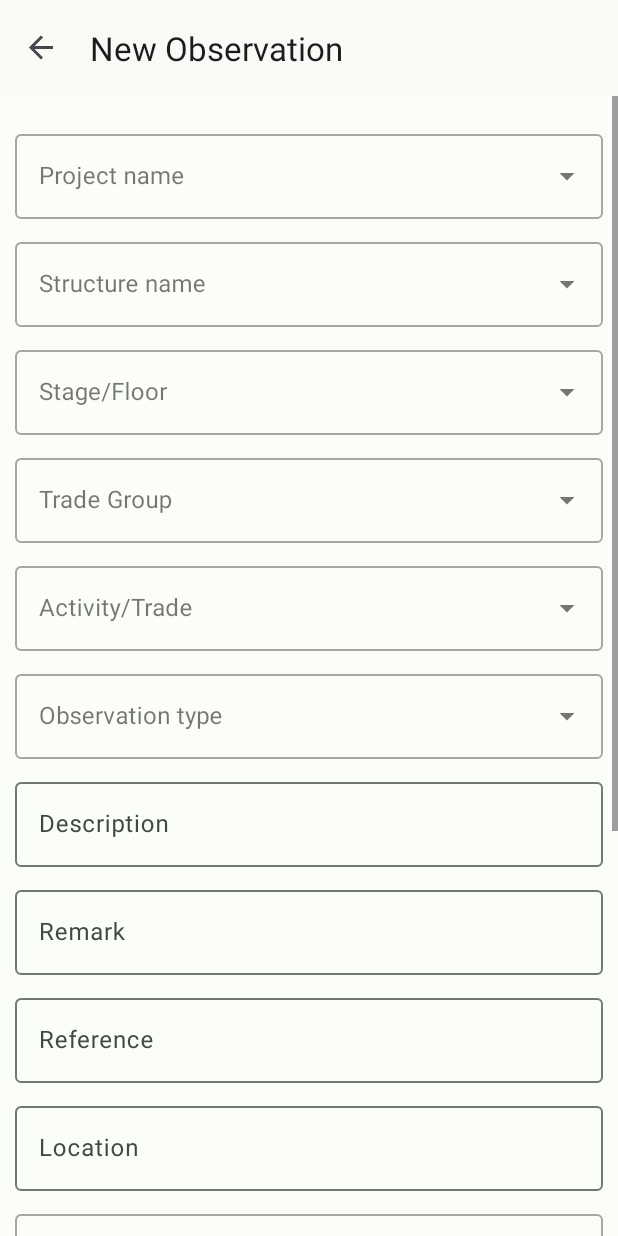
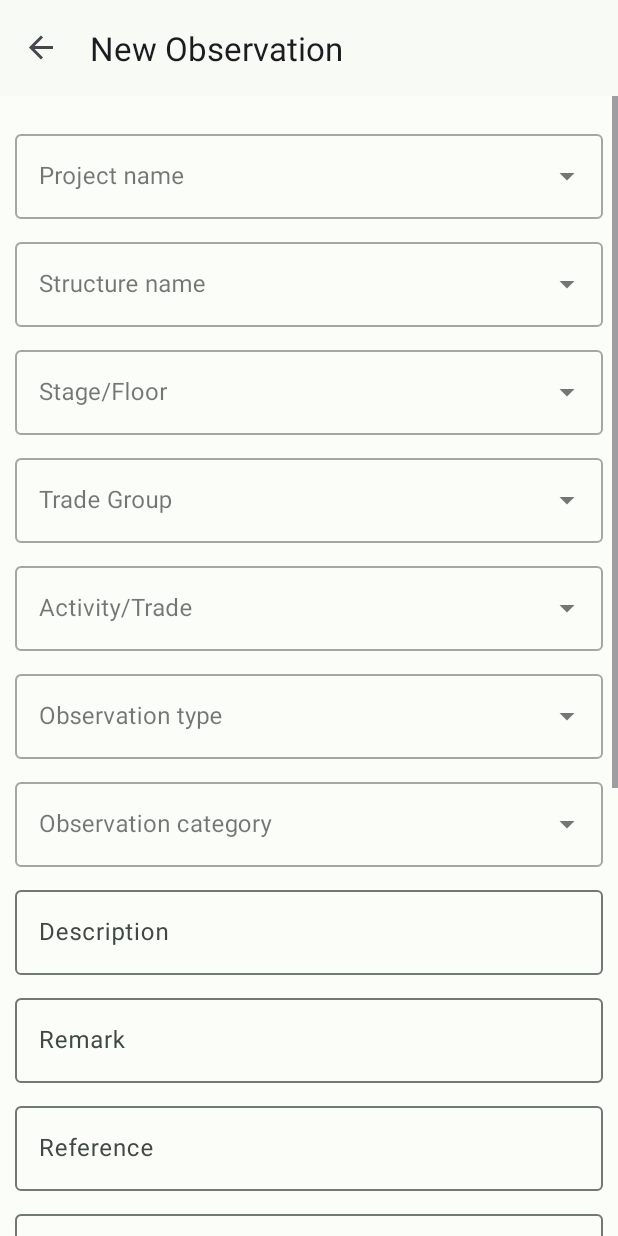
Before and after one commit to mordepramod/cqra_observation, an Android app: the ObservationFragment screen opened through its navigation route, on a phone screen of 412 x 824 dp. Run offline under Robolectric (Android 15) with nearby library versions, the phone set to English and light mode, and no system bars; our stand-ins replace Dagger/Hilt's generated code, navigation-ui; Roboto replaces fonts that are not available here.

Commit message:
Observation category was missing from observation form format change for observation form from api side

```diff
--- a/app/src/main/java/com/example/observationapp/dashboard/presentationlayer/ui/fragment/ObservationFragment.kt
+++ b/app/src/main/java/com/example/observationapp/dashboard/presentationlayer/ui/fragment/ObservationFragment.kt
@@ -18,6 +18,7 @@ import com.example.observationapp.dashboard.domainlayer.ObservationViewModel
 import com.example.observationapp.databinding.FragmentObservationBinding
 import com.example.observationapp.models.Accountable
 import com.example.observationapp.models.AllocatedToModel
+import com.example.observationapp.models.ObservationCategory
 import com.example.observationapp.models.ObservationSeverity
 import com.example.observationapp.models.ObservationType
 import com.example.observationapp.models.ProjectModelItem
@@ -55,6 +56,7 @@ class ObservationFragment : Fragment() {
     private var tradeGroupModelList = listOf<TradeGroupModel>()
     private var tradeModelList = listOf<TradeModel>()
     private var observationTypeList = listOf<ObservationType>()
+    private var observationCategoryList = listOf<ObservationCategory>()
     private var observationSeverityList = listOf<ObservationSeverity>()
     private var accountableList = listOf<Accountable>()
     private var allocatedToList = listOf<AllocatedToModel>()
@@ -158,6 +160,15 @@ class ObservationFragment : Fragment() {
                     getString(
                         R.string.s_is_empty,
                         getString(R.string.observation_type)
+                    )
+                )
+                return@setOnClickListener
+            }
+            if (viewModel.isValueEmpty(viewModel.observationCategoryId)) {
+                requireContext().showShortToast(
+                    getString(
+                        R.string.s_is_empty,
+                        getString(R.string.observation_category)
                     )
                 )
                 return@setOnClickListener
@@ -374,6 +385,20 @@ class ObservationFragment : Fragment() {
         }
 
         lifecycleScope.launch {
+            viewModel.getObservationCategoryList().observe(viewLifecycleOwner) {
+                it?.let {
+                    observationCategoryList = it
+                    val observationCategoryArrayAdapter = ArrayAdapter(
+                        requireContext(),
+                        androidx.appcompat.R.layout.support_simple_spinner_dropdown_item,
+                        observationCategoryList
+                    )
+                    binding.autoObservationCategoryName.setAdapter(observationCategoryArrayAdapter)
+                }
+            }
+        }
+
+        lifecycleScope.launch {
             viewModel.getObservationSeverityList().observe(viewLifecycleOwner) {
                 it?.let {
                     observationSeverityList = it
@@ -471,6 +496,11 @@ class ObservationFragment : Fragment() {
             Log.d(TAG, "autoObservationTypeName: ${viewModel.observationTypeId}")
         }
 
+        binding.autoObservationCategoryName.setOnItemClickListener { _, _, position, _ ->
+            viewModel.observationCategoryId = observationCategoryList[position].category_id
+            Log.d(TAG, "autoObservationCategoryName: ${viewModel.observationCategoryId}")
+        }
+
         binding.autoObsSeverityName.setOnItemClickListener { _, _, position, _ ->
             viewModel.observationSeverityId = observationSeverityList[position].severity_id
             Log.d(TAG, "autoObsSeverityName: ${viewModel.observationSeverityId}")
--- a/app/src/main/java/com/example/observationapp/models/ObservationCategory.kt
+++ b/app/src/main/java/com/example/observationapp/models/ObservationCategory.kt
@@ -11,6 +11,6 @@ data class ObservationCategory(
     val category_name: String
 ) {
     override fun toString(): String {
-        return "ObservationCategory(category_id='$category_id', category_name='$category_name')"
+        return category_name
     }
 }
--- a/app/src/main/java/com/example/observationapp/observation/observation_history/presentation/ui/FragmentHistory.kt
+++ b/app/src/main/java/com/example/observationapp/observation/observation_history/presentation/ui/FragmentHistory.kt
@@ -98,6 +98,7 @@ class FragmentHistory : Fragment() {
     private fun observeLiveData() {
         viewModel.observationHistory.observe(viewLifecycleOwner) {
             it?.let {
+                hideProgress()
                 viewModel.putObservationHistoryApiCalled(it)
             }
         }
--- a/app/src/main/java/com/example/observationapp/repository/database/ObservationListDBRepository.kt
+++ b/app/src/main/java/com/example/observationapp/repository/database/ObservationListDBRepository.kt
@@ -43,6 +43,9 @@ class ObservationListDBRepository @Inject constructor(
     fun getObservationTypeList(): LiveData<List<ObservationType>> =
         observationDao.getObservationTypeList()
 
+    fun getObservationCategoryList(): LiveData<List<ObservationCategory>> =
+        observationDao.getObservationCategoryList()
+
     fun getObservationSeverityList(): LiveData<List<ObservationSeverity>> =
         observationDao.getObservationSeverityList()
 
--- a/app/src/main/res/layout/fragment_observation.xml
+++ b/app/src/main/res/layout/fragment_observation.xml
@@ -120,6 +120,23 @@
                     android:focusable="false"
                     android:focusableInTouchMode="false"
                     android:hint="@string/observation_type"
+                    android:inputType="none" />
+            </com.google.android.material.textfield.TextInputLayout>
+
+            <com.google.android.material.textfield.TextInputLayout
+                android:id="@+id/spObservationCategoryName"
+                style="@style/Widget.MaterialComponents.TextInputLayout.OutlinedBox.ExposedDropdownMenu"
+                android:layout_width="match_parent"
+                android:layout_height="wrap_content"
+                android:layout_marginTop="@dimen/dimen_10dp">
+
+                <AutoCompleteTextView
+                    android:id="@+id/autoObservationCategoryName"
+                    android:layout_width="match_parent"
+                    android:layout_height="wrap_content"
+                    android:focusable="false"
+                    android:focusableInTouchMode="false"
+                    android:hint="@string/observation_category"
                     android:inputType="none" />
             </com.google.android.material.textfield.TextInputLayout>
 
--- a/app/src/main/res/values/strings.xml
+++ b/app/src/main/res/values/strings.xml
@@ -83,4 +83,5 @@
     <string name="target_date">Target Date</string>
     <string name="select_target_date">Select target date</string>
     <string name="location">Location</string>
+    <string name="observation_category">Observation category</string>
 </resources>
```
Also changed, not shown: app/src/main/java/com/example/observationapp/dashboard/domainlayer/ObservationViewModel.kt (+18 -12 lines), app/src/main/java/com/example/observationapp/models/ObservationHistory.kt (+5 -4 lines), app/src/main/java/com/example/observationapp/repository/database/ProjectModelConverter.kt (+12 -0 lines).
